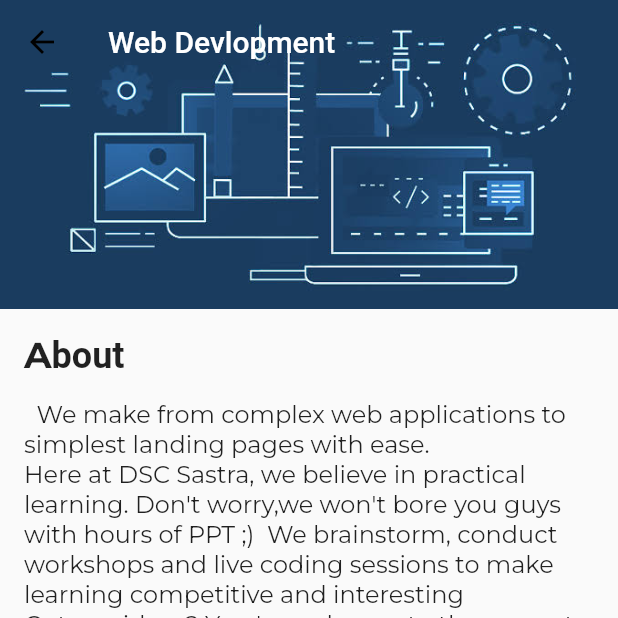
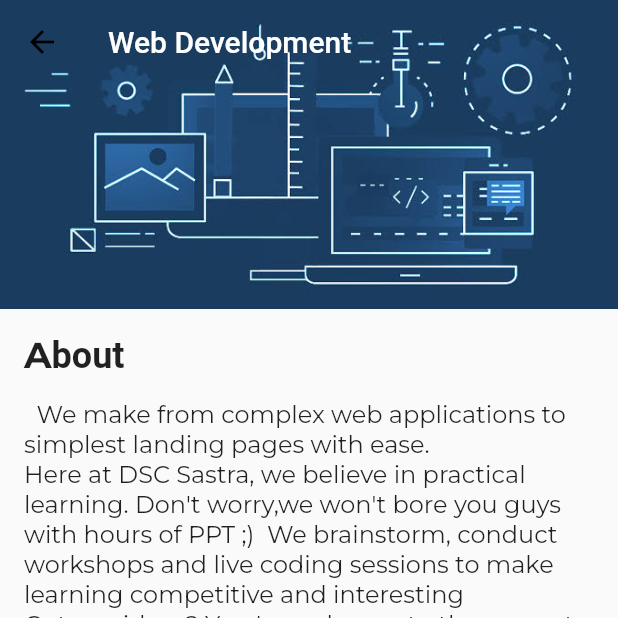
Before and after one commit to dcs-sastra/dsc_sastra_university_app, a Flutter app: the screen it shows after launch, after a tap on an icon or button, on a phone screen of 412 x 824 dp, the top half of it. Run offline on Flutter 3.47's test engine with Material 2 defaults, Android fonts, the phone set to English and light mode, and no system bars; our stand-ins replace after_layout, auto_size_text, cached_network_image, date_format, flutter_svg, google_fonts and 1 more; missing offline and left inert: esys_flutter_share, giffy_dialog; network calls fail.

Commit message:
Clusters Gallery update - Yet to add links

```diff
--- a/lib/api/clusterApi.dart
+++ b/lib/api/clusterApi.dart
@@ -30,6 +30,10 @@ class ClusterPODO {
   }
 }
 
+class ClusterGallery{
+  String url;
+  ClusterGallery(this.url);
+}
 class ClusterApi {
   static getClusters() async {
     List temp = jsonDecode((await http.get(clustersListURL)).body)
@@ -38,4 +42,175 @@ class ClusterApi {
     print(temp);
     return temp;
   }
+
+  static getClusterGallery(){
+    Map<String, List<ClusterGallery>> clusterGallery = new Map();
+    clusterGallery["App Development"] = new List();
+    clusterGallery["App Development"].add(new ClusterGallery("https://i.postimg.cc/Kvtd0yVb/IMG-20191002-155654.jpg"));
+    clusterGallery["App Development"].add(new ClusterGallery("https://i.postimg.cc/V63VF7W5/IMG-20191002-155945.jpg"));
+    clusterGallery["App Development"].add(new ClusterGallery("https://i.postimg.cc/BZHY0BCc/IMG-20191002-154221-LL.jpg"));
+    clusterGallery["App Development"].add(new ClusterGallery("https://i.postimg.cc/9Fcpj50C/IMG-20191002-155858.jpg"));
+    clusterGallery["App Development"].add(new ClusterGallery("https://i.postimg.cc/zv8n5KJ0/IMG-20191002-155647.jpg"));
+    clusterGallery["App Development"].add(new ClusterGallery("https://i.postimg.cc/fRpmy6z3/IMG-20191002-155658.jpg"));
+    clusterGallery["App Development"].add(new ClusterGallery("https://i.postimg.cc/cCx8PWmz/IMG-20191002-155711.jpg"));
+    clusterGallery["App Development"].add(new ClusterGallery("https://i.postimg.cc/T20bgy2v/IMG-20191002-155810.jpg"));
+    clusterGallery["App Development"].add(new ClusterGallery("https://i.postimg.cc/zfTbBv2M/IMG-20191002-155701.jpg"));
+
+    clusterGallery["Web Development"] = new List();
+    clusterGallery["Web Development"].add(new ClusterGallery(""));
+    clusterGallery["Web Development"].add(new ClusterGallery(""));
+    clusterGallery["Web Development"].add(new ClusterGallery(""));
+    clusterGallery["Web Development"].add(new ClusterGallery(""));
+    clusterGallery["Web Development"].add(new ClusterGallery(""));
+    clusterGallery["Web Development"].add(new ClusterGallery(""));
+    clusterGallery["Web Development"].add(new ClusterGallery(""));
+    clusterGallery["Web Development"].add(new ClusterGallery(""));
+    clusterGallery["Web Development"].add(new ClusterGallery(""));
+    clusterGallery["Web Development"].add(new ClusterGallery(""));
+    clusterGallery["Web Development"].add(new ClusterGallery(""));
+
+
+    clusterGallery["Flutter"] = new List();
+    clusterGallery["Flutter"].add(new ClusterGallery("https://i.postimg.cc/44H6k4sD/IMG-20190929-103134.jpg"));
+    clusterGallery["Flutter"].add(new ClusterGallery("https://i.postimg.cc/MGhGySNB/IMG-20190929-145249.jpg"));
+    clusterGallery["Flutter"].add(new ClusterGallery("https://i.postimg.cc/63vyS3nz/IMG-20190929-120907.jpg"));
+    clusterGallery["Flutter"].add(new ClusterGallery("https://i.postimg.cc/zXSR8VMc/IMG-20190929-065327.jpg"));
+    clusterGallery["Flutter"].add(new ClusterGallery("https://i.postimg.cc/gJFYxKLq/DSC-4718.jpg"));
+    clusterGallery["Flutter"].add(new ClusterGallery("https://i.postimg.cc/GtzrSw7q/DSC-4723.jpg"));
+    clusterGallery["Flutter"].add(new ClusterGallery("https://i.postimg.cc/qMMp6qqY/DSC-4727.jpg"));
+    clusterGallery["Flutter"].add(new ClusterGallery("https://i.postimg.cc/Bv3YtLQP/IMG20190929162710.jpg"));
+    clusterGallery["Flutter"].add(new ClusterGallery("https://i.postimg.cc/cCvTPfT2/IMG20190929113731.jpg"));
+    clusterGallery["Flutter"].add(new ClusterGallery("https://i.postimg.cc/3Nz9hWcR/IMG20190929162701.jpg"));
+    clusterGallery["Flutter"].add(new ClusterGallery("https://i.postimg.cc/9M8JxLPy/IMG-20190929-145101.jpg"));
+    clusterGallery["Flutter"].add(new ClusterGallery("https://i.postimg.cc/x1Mp0yYS/IMG20190929113506.jpg"));
+
+    clusterGallery["AR/VR"] = new List();
+    clusterGallery["AR/VR"].add(new ClusterGallery(""));
+    clusterGallery["AR/VR"].add(new ClusterGallery(""));
+    clusterGallery["AR/VR"].add(new ClusterGallery(""));
+
+    clusterGallery["Google Cloud Platform"] = new List();
+    clusterGallery["Google Cloud Platform"].add(new ClusterGallery(""));
+    clusterGallery["Google Cloud Platform"].add(new ClusterGallery(""));
+    clusterGallery["Google Cloud Platform"].add(new ClusterGallery(""));
+
+    clusterGallery["Machine Learning"] = new List();
+    clusterGallery["Machine Learning"].add(new ClusterGallery("https://i.postimg.cc/HL5rvnQz/DSC-7012.jpg"));
+    clusterGallery["Machine Learning"].add(new ClusterGallery("https://i.postimg.cc/W1qztzfV/DSC-7015.jpg"));
+    clusterGallery["Machine Learning"].add(new ClusterGallery("https://i.postimg.cc/wvwgwYbF/DSC-7030.jpg"));
+    clusterGallery["Machine Learning"].add(new ClusterGallery("https://i.postimg.cc/Zn0ZgsGm/DSC-7037.jpg"));
+    clusterGallery["Machine Learning"].add(new ClusterGallery("https://i.postimg.cc/6pB0Vsny/MG-0679.jpg"));
+    clusterGallery["Machine Learning"].add(new ClusterGallery("https://i.postimg.cc/fTtDfF7j/DSC-7060.jpg"));
+    clusterGallery["Machine Learning"].add(new ClusterGallery("https://i.postimg.cc/kXmPW449/DSC-7198.jpg"));
+    clusterGallery["Machine Learning"].add(new ClusterGallery("https://i.postimg.cc/3NMjdz3r/MG-0712.jpg"));
+    clusterGallery["Machine Learning"].add(new ClusterGallery("https://i.postimg.cc/C1q9qTpz/DSC-7234.jpg"));
+    clusterGallery["Machine Learning"].add(new ClusterGallery("https://i.postimg.cc/W19RRw7b/Whats-App-Image-2019-04-09-at-6-07-23-PM.jpg"));
+    clusterGallery["Machine Learning"].add(new ClusterGallery("https://i.postimg.cc/HL5t0pjD/DSC-7219.jpg"));
+    clusterGallery["Machine Learning"].add(new ClusterGallery("https://i.postimg.cc/zvPWZM3F/DSC-7175-JPG.jpg"));
+    clusterGallery["Machine Learning"].add(new ClusterGallery("https://i.postimg.cc/448p9KwH/DSC-7290-JPG.jpg"));
+    clusterGallery["Machine Learning"].add(new ClusterGallery(""));
+
+    clusterGallery["Machine Learning"].add(new ClusterGallery(""));
+    clusterGallery["Machine Learning"].add(new ClusterGallery(""));
+    clusterGallery["Machine Learning"].add(new ClusterGallery(""));
+    clusterGallery["Machine Learning"].add(new ClusterGallery(""));
+    clusterGallery["Machine Learning"].add(new ClusterGallery(""));
+    clusterGallery["Machine Learning"].add(new ClusterGallery(""));
+    clusterGallery["Machine Learning"].add(new ClusterGallery(""));
+
+    clusterGallery[""] = new List();
+    clusterGallery[""].add(new ClusterGallery(""));
+    clusterGallery[""].add(new ClusterGallery(""));
+    clusterGallery[""].add(new ClusterGallery(""));
+    clusterGallery[""].add(new ClusterGallery(""));
+    clusterGallery[""].add(new ClusterGallery(""));
+    clusterGallery[""].add(new ClusterGallery(""));
+    clusterGallery[""].add(new ClusterGallery(""));
+    clusterGallery[""].add(new ClusterGallery(""));
+    clusterGallery[""].add(new ClusterGallery(""));
+    clusterGallery[""].add(new ClusterGallery(""));
+    clusterGallery[""].add(new ClusterGallery(""));
+
+    clusterGallery[""] = new List();
+    clusterGallery[""].add(new ClusterGallery(""));
+    clusterGallery[""].add(new ClusterGallery(""));
+    clusterGallery[""].add(new ClusterGallery(""));
+    clusterGallery[""].add(new ClusterGallery(""));
+    clusterGallery[""].add(new ClusterGallery(""));
+    clusterGallery[""].add(new ClusterGallery(""));
+    clusterGallery[""].add(new ClusterGallery(""));
+    clusterGallery[""].add(new ClusterGallery(""));
+    clusterGallery[""].add(new ClusterGallery(""));
+    clusterGallery[""].add(new ClusterGallery(""));
+    clusterGallery[""].add(new ClusterGallery(""));
+
+    clusterGallery[""] = new List();
+    clusterGallery[""].add(new ClusterGallery(""));
+    clusterGallery[""].add(new ClusterGallery(""));
+    clusterGallery[""].add(new ClusterGallery(""));
+    clusterGallery[""].add(new ClusterGallery(""));
+    clusterGallery[""].add(new ClusterGallery(""));
+    clusterGallery[""].add(new ClusterGallery(""));
+    clusterGallery[""].add(new ClusterGallery(""));
+    clusterGallery[""].add(new ClusterGallery(""));
+    clusterGallery[""].add(new ClusterGallery(""));
+    clusterGallery[""].add(new ClusterGallery(""));
+    clusterGallery[""].add(new ClusterGallery(""));
+
+    clusterGallery[""] = new List();
+    clusterGallery[""].add(new ClusterGallery(""));
+    clusterGallery[""].add(new ClusterGallery(""));
+    clusterGallery[""].add(new ClusterGallery(""));
+    clusterGallery[""].add(new ClusterGallery(""));
+    clusterGallery[""].add(new ClusterGallery(""));
+    clusterGallery[""].add(new ClusterGallery(""));
+    clusterGallery[""].add(new ClusterGallery(""));
+    clusterGallery[""].add(new ClusterGallery(""));
+    clusterGallery[""].add(new ClusterGallery(""));
+    clusterGallery[""].add(new ClusterGallery(""));
+    clusterGallery[""].add(new ClusterGallery(""));
+
+    clusterGallery[""] = new List();
+    clusterGallery[""].add(new ClusterGallery(""));
+    clusterGallery[""].add(new ClusterGallery(""));
+    clusterGallery[""].add(new ClusterGallery(""));
+    clusterGallery[""].add(new ClusterGallery(""));
+    clusterGallery[""].add(new ClusterGallery(""));
+    clusterGallery[""].add(new ClusterGallery(""));
+    clusterGallery[""].add(new ClusterGallery(""));
+    clusterGallery[""].add(new ClusterGallery(""));
+    clusterGallery[""].add(new ClusterGallery(""));
+    clusterGallery[""].add(new ClusterGallery(""));
+    clusterGallery[""].add(new ClusterGallery(""));
+
+
+    clusterGallery[""] = new List();
+    clusterGallery[""].add(new ClusterGallery(""));
+    clusterGallery[""].add(new ClusterGallery(""));
+    clusterGallery[""].add(new ClusterGallery(""));
+    clusterGallery[""].add(new ClusterGallery(""));
+    clusterGallery[""].add(new ClusterGallery(""));
+    clusterGallery[""].add(new ClusterGallery(""));
+    clusterGallery[""].add(new ClusterGallery(""));
+    clusterGallery[""].add(new ClusterGallery(""));
+    clusterGallery[""].add(new ClusterGallery(""));
+    clusterGallery[""].add(new ClusterGallery(""));
+    clusterGallery[""].add(new ClusterGallery(""));
+
+
+    clusterGallery[""] = new List();
+    clusterGallery[""].add(new ClusterGallery(""));
+    clusterGallery[""].add(new ClusterGallery(""));
+    clusterGallery[""].add(new ClusterGallery(""));
+    clusterGallery[""].add(new ClusterGallery(""));
+    clusterGallery[""].add(new ClusterGallery(""));
+    clusterGallery[""].add(new ClusterGallery(""));
+    clusterGallery[""].add(new ClusterGallery(""));
+    clusterGallery[""].add(new ClusterGallery(""));
+    clusterGallery[""].add(new ClusterGallery(""));
+    clusterGallery[""].add(new ClusterGallery(""));
+    clusterGallery[""].add(new ClusterGallery(""));
+
+    return clusterGallery;
+  }
 }
--- a/lib/clusterDisplay.dart
+++ b/lib/clusterDisplay.dart
@@ -1,9 +1,8 @@
-import 'dart:convert';
-import 'dart:io';
-
-import 'package:dsc_sastra_university/widgets/cluster.dart';
+import 'package:cached_network_image/cached_network_image.dart';
 import 'package:flutter/cupertino.dart';
 import 'package:flutter/material.dart';
+
+import 'api/clusterApi.dart';
 
 class ClusterDisplay extends StatefulWidget {
   String clubName, about, background;
@@ -20,9 +19,15 @@ class ClusterDisplay extends StatefulWidget {
 class _ClusterDisplayState extends State<ClusterDisplay> {
   Color color = Colors.white;
   ScrollController scrollController = ScrollController();
+  List<ClusterGallery> clusterGallery;
 
   @override
   void initState() {
+
+    clusterGallery = ClusterApi.getClusterGallery()[widget.clubName];
+    print("Gallery len");
+    print(clusterGallery.length);
+
     scrollController.addListener(() {
       setState(() {
         color = Color.lerp(
@@ -97,7 +102,7 @@ class _ClusterDisplayState extends State<ClusterDisplay> {
                           initiallyExpanded: false,
                           subtitle: Text("Click to expand"),
                           children: List.generate(
-                            14,
+                            clusterGallery.length,
                             (i) {
                               return Container(
                                 margin: EdgeInsets.all(8),
@@ -112,8 +117,11 @@ class _ClusterDisplayState extends State<ClusterDisplay> {
                                 ),
                                 child: ClipRRect(
                                   borderRadius: BorderRadius.circular(16),
-                                  child: Image.asset(
-                                      "assets/dsc/cloud(${i}).jpg"),
+                                  child: Image(
+                                    image: CachedNetworkImageProvider(
+                                        clusterGallery[i].url
+                                    ),
+                                  )
                                 ),
                               );
                             },
--- a/lib/homeDisplay.dart
+++ b/lib/homeDisplay.dart
@@ -1,17 +1,9 @@
-import 'dart:convert';
-import 'dart:io';
-import 'dart:typed_data';
-
 import 'package:after_layout/after_layout.dart';
-import 'package:connectivity/connectivity.dart';
 import 'package:dsc_sastra_university/utility/utils.dart';
 import 'package:dsc_sastra_university/widgets/drawer.dart';
 import 'package:dsc_sastra_university/widgets/home.dart';
-import 'package:esys_flutter_share/esys_flutter_share.dart';
 import 'package:flutter/cupertino.dart';
-import 'package:flutter/foundation.dart';
 import 'package:flutter/material.dart';
-import 'package:flutter/services.dart';
 import 'package:flutter_svg/svg.dart';
 import 'package:giffy_dialog/giffy_dialog.dart';
 import 'package:shared_preferences/shared_preferences.dart';
@@ -362,7 +354,7 @@ class _HomePageState extends State<HomePage> with AfterLayoutMixin {
                           Cluster("assets/icons/android-logo.svg", 0xff0F9D58)),
                       displayClusterIcon(
                           context,
-                          ClusterDisplay("Web Devlopment", aboutCluster.web,
+                          ClusterDisplay("Web Development", aboutCluster.web,
                               "assets/clusterBackground/wedy.jpg"),
                           Cluster("assets/icons/webdy.svg", 0xffDB4437)),
                       displaySVGClusterIcon(
@@ -373,7 +365,7 @@ class _HomePageState extends State<HomePage> with AfterLayoutMixin {
                           "assets/icons/flutter.svg"),
                       displaySVGClusterIcon(
                           context,
-                          ClusterDisplay("Augmented Reality", aboutCluster.ar,
+                          ClusterDisplay("AR/VR", aboutCluster.ar,
                               "assets/clusterBackground/vrBackground.jpeg"),
                           0xffF4B400,
                           "assets/icons/vr.svg"),
```
Also changed, not shown: 1 other file.
